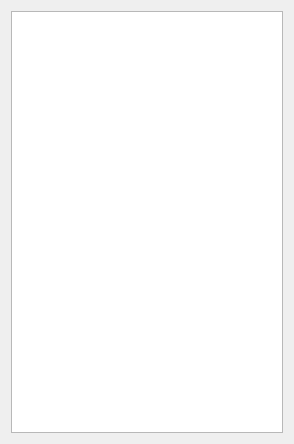
Above: src/gui/EntryListWidget.ui from Gnurou/tagainijisho before the change. Below: the same form after it.
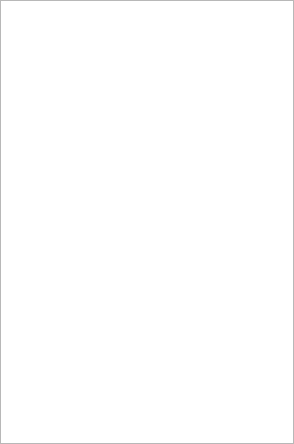
That is the form after the change. Custom widgets are drawn as their Qt base class.

Patch:
```diff
--- a/src/gui/EntryListWidget.ui
+++ b/src/gui/EntryListWidget.ui
@@ -14,6 +14,9 @@
    <string>Form</string>
   </property>
   <layout class="QVBoxLayout" name="vLayout">
+   <property name="margin">
+    <number>0</number>
+   </property>
    <item>
     <widget class="EntryListView" name="lists">
      <property name="acceptDrops">
```
